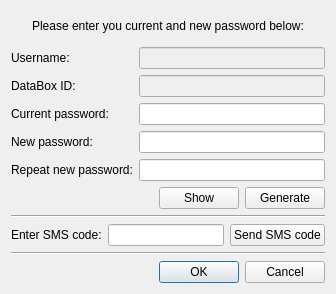
psakar/datovka, file src/gui/ui/dlg_change_pwd.ui: the form before one commit.
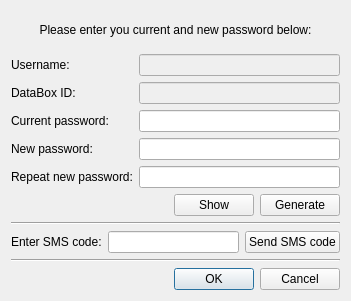
The form after the commit. Icons and pictures are not drawn.

Commit message: Fixed some English strings.

The edit to the form file:
```diff
--- a/src/gui/ui/dlg_change_pwd.ui
+++ b/src/gui/ui/dlg_change_pwd.ui
@@ -6,8 +6,8 @@
    <rect>
     <x>0</x>
     <y>0</y>
-    <width>336</width>
-    <height>294</height>
+    <width>351</width>
+    <height>301</height>
    </rect>
   </property>
   <property name="sizePolicy">
```
Left out of the diff: 20 changed lines with no effect on the pictures.
